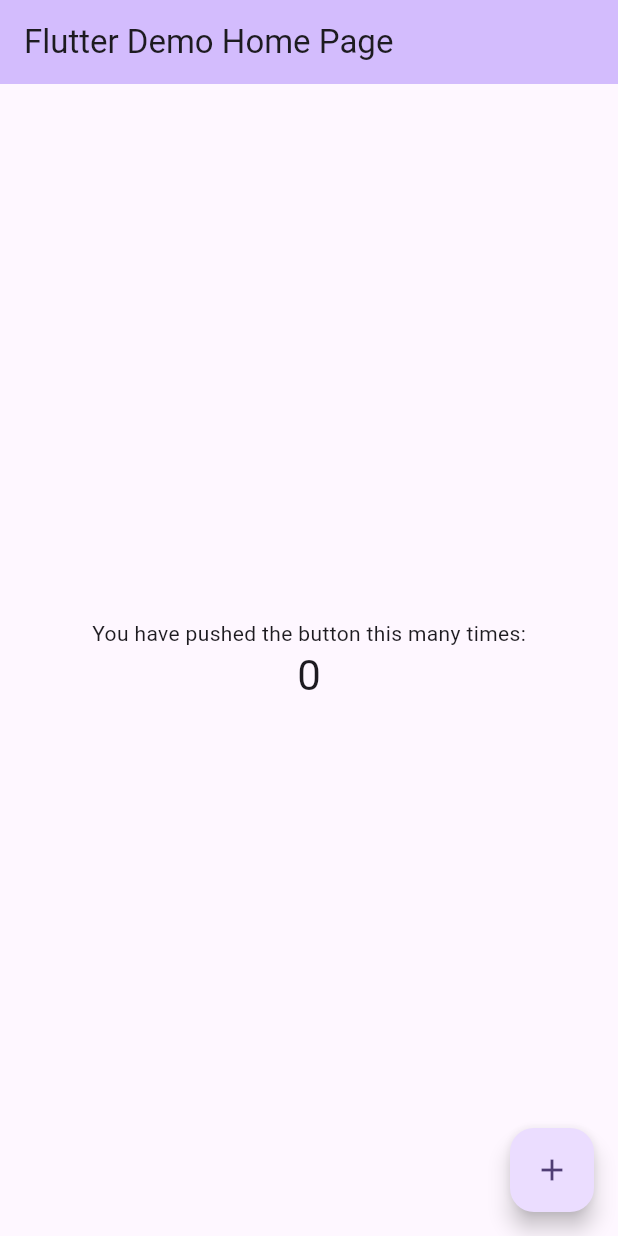
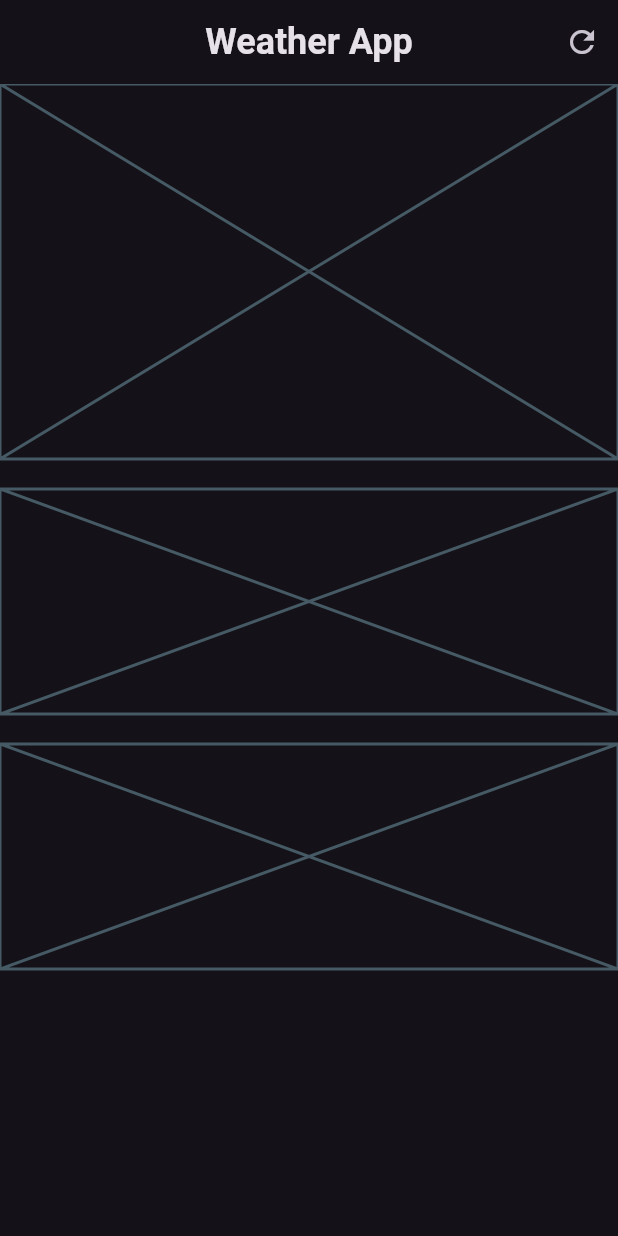
Before and after one commit to Pro-Phoenix09/WeatherApp, a Flutter app: the screen it shows after launch, on a phone screen of 412 x 824 dp. Run offline on Flutter 3.47's test engine with Material 3 defaults, Android fonts, the phone set to English and light mode, and no system bars.

Commit message:
alot of stuff

```diff
--- a/weather_app/lib/main.dart
+++ b/weather_app/lib/main.dart
@@ -1,4 +1,5 @@
 import 'package:flutter/material.dart';
+import 'package:weather_app/weather_screen.dart';
 
 void main() {
   runApp(const MyApp());
@@ -7,116 +8,12 @@ void main() {
 class MyApp extends StatelessWidget {
   const MyApp({super.key});
 
-  // This widget is the root of your application.
   @override
   Widget build(BuildContext context) {
     return MaterialApp(
-      title: 'Flutter Demo',
-      theme: ThemeData(
-        // This is the theme of your application.
-        //
-        // TRY THIS: Try running your application with "flutter run". You'll see
-        // the application has a purple toolbar. Then, without quitting the app,
-        // try changing the seedColor in the colorScheme below to Colors.green
-        // and then invoke "hot reload" (save your changes or press the "hot
-        // reload" button in a Flutter-supported IDE, or press "r" if you used
-        // the command line to start the app).
-        //
-        // Notice that the counter didn't reset back to zero; the application
-        // state is not lost during the reload. To reset the state, use hot
-        // restart instead.
-        //
-        // This works for code too, not just values: Most code changes can be
-        // tested with just a hot reload.
-        colorScheme: ColorScheme.fromSeed(seedColor: Colors.deepPurple),
-      ),
-      home: const MyHomePage(title: 'Flutter Demo Home Page'),
+      debugShowCheckedModeBanner: false,
+      theme: ThemeData.dark(),
+      home: const WeatherScreen(),
     );
   }
 }
-
-class MyHomePage extends StatefulWidget {
-  const MyHomePage({super.key, required this.title});
-
-  // This widget is the home page of your application. It is stateful, meaning
-  // that it has a State object (defined below) that contains fields that affect
-  // how it looks.
-
-  // This class is the configuration for the state. It holds the values (in this
-  // case the title) provided by the parent (in this case the App widget) and
-  // used by the build method of the State. Fields in a Widget subclass are
-  // always marked "final".
-
-  final String title;
-
-  @override
-  State<MyHomePage> createState() => _MyHomePageState();
-}
-
-class _MyHomePageState extends State<MyHomePage> {
-  int _counter = 0;
-
-  void _incrementCounter() {
-    setState(() {
-      // This call to setState tells the Flutter framework that something has
-      // changed in this State, which causes it to rerun the build method below
-      // so that the display can reflect the updated values. If we changed
-      // _counter without calling setState(), then the build method would not be
-      // called again, and so nothing would appear to happen.
-      _counter++;
-    });
-  }
-
-  @override
-  Widget build(BuildContext context) {
-    // This method is rerun every time setState is called, for instance as done
-    // by the _incrementCounter method above.
-    //
-    // The Flutter framework has been optimized to make rerunning build methods
-    // fast, so that you can just rebuild anything that needs updating rather
-    // than having to individually change instances of widgets.
-    return Scaffold(
-      appBar: AppBar(
-        // TRY THIS: Try changing the color here to a specific color (to
-        // Colors.amber, perhaps?) and trigger a hot reload to see the AppBar
-        // change color while the other colors stay the same.
-        backgroundColor: Theme.of(context).colorScheme.inversePrimary,
-        // Here we take the value from the MyHomePage object that was created by
-        // the App.build method, and use it to set our appbar title.
-        title: Text(widget.title),
-      ),
-      body: Center(
-        // Center is a layout widget. It takes a single child and positions it
-        // in the middle of the parent.
-        child: Column(
-          // Column is also a layout widget. It takes a list of children and
-          // arranges them vertically. By default, it sizes itself to fit its
-          // children horizontally, and tries to be as tall as its parent.
-          //
-          // Column has various properties to control how it sizes itself and
-          // how it positions its children. Here we use mainAxisAlignment to
-          // center the children vertically; the main axis here is the vertical
-          // axis because Columns are vertical (the cross axis would be
-          // horizontal).
-          //
-          // TRY THIS: Invoke "debug painting" (choose the "Toggle Debug Paint"
-          // action in the IDE, or press "p" in the console), to see the
-          // wireframe for each widget.
-          mainAxisAlignment: MainAxisAlignment.center,
-          children: <Widget>[
-            const Text('You have pushed the button this many times:'),
-            Text(
-              '$_counter',
-              style: Theme.of(context).textTheme.headlineMedium,
-            ),
-          ],
-        ),
-      ),
-      floatingActionButton: FloatingActionButton(
-        onPressed: _incrementCounter,
-        tooltip: 'Increment',
-        child: const Icon(Icons.add),
-      ), // This trailing comma makes auto-formatting nicer for build methods.
-    );
-  }
-}
--- /dev/null
+++ b/weather_app/lib/weather_screen.dart
@@ -0,0 +1,47 @@
+import 'package:flutter/material.dart';
+
+class WeatherScreen extends StatelessWidget {
+  const WeatherScreen({super.key});
+
+  @override
+  Widget build(BuildContext context) {
+    return Scaffold(
+      appBar: AppBar(
+        centerTitle: true,
+        title: Text(
+          'Weather App',
+          style: TextStyle(
+            fontWeight: FontWeight.w600,
+            fontSize: 24,
+          ),
+        ),
+        actions: [
+          IconButton(onPressed: () {}, icon: Icon(Icons.refresh)),
+        ],
+      ),
+
+      body: Column(
+        children: [
+          // main card
+          const Placeholder(
+            fallbackHeight: 250,
+          ),
+
+          const SizedBox(height: 20),
+
+          // weather forecast cards
+          const Placeholder(
+            fallbackHeight: 150,
+          ),
+
+          const SizedBox(height: 20),
+
+          // additional info cards
+          const Placeholder(
+            fallbackHeight: 150,
+          ),
+        ],
+      ),
+    );
+  }
+}
```
